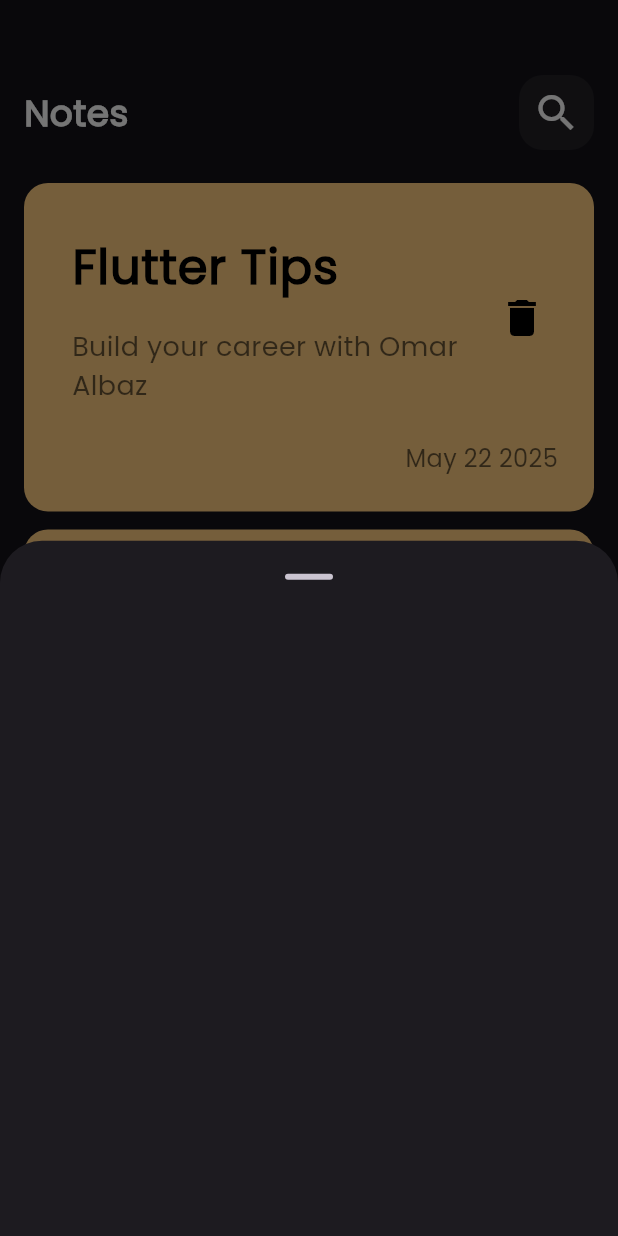
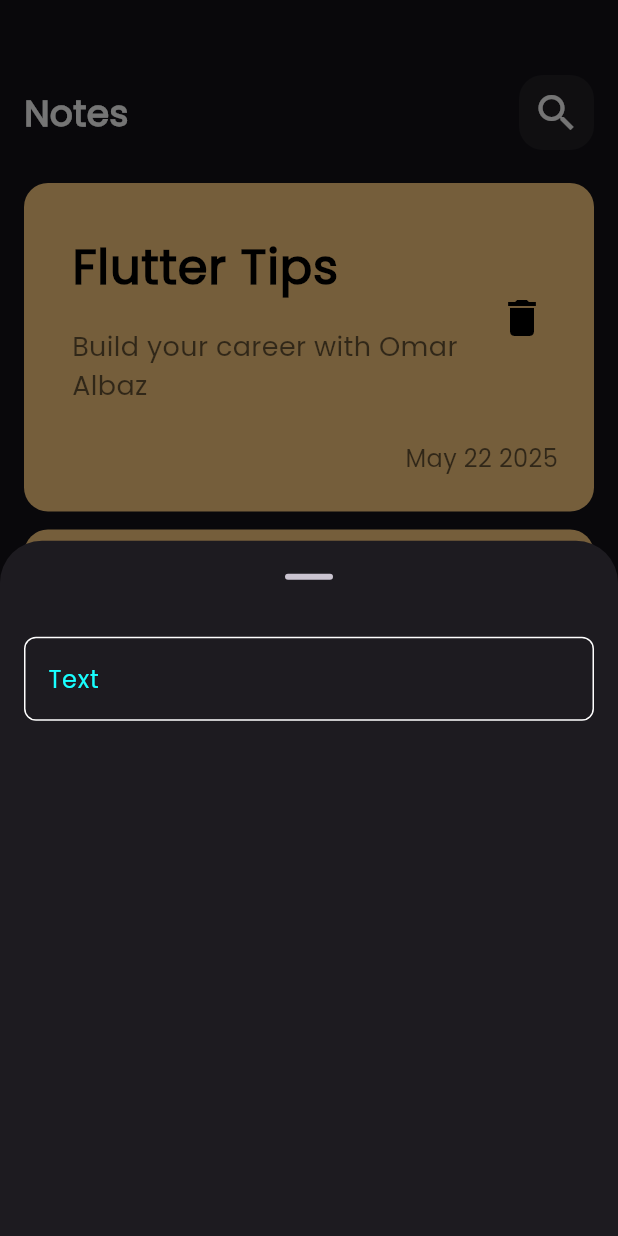
Before and after one commit to OmarAlbaz-flutter/notes_app, a Flutter app: the screen it shows after launch, after a tap on the "add" icon, on a phone screen of 412 x 824 dp. Run offline on Flutter 3.47's test engine with Material 3 defaults, Android fonts, the phone set to English and light mode, and no system bars.

Commit message:
create custom text field , added primary color

```diff
--- /dev/null
+++ b/lib/constants.dart
@@ -0,0 +1,3 @@
+import 'package:flutter/material.dart';
+
+const kPrimaryColor = Colors.cyanAccent;
--- a/lib/views/notes_view.dart
+++ b/lib/views/notes_view.dart
@@ -1,4 +1,5 @@
 import 'package:flutter/material.dart';
+import 'package:notes_app/constants.dart';
 import 'package:notes_app/widgets/note_bottom_modal_sheet.dart';
 import 'package:notes_app/widgets/notes_view_body.dart';
 
@@ -20,7 +21,7 @@ class NotesView extends StatelessWidget {
             },
           );
         },
-        backgroundColor: Colors.cyanAccent,
+        backgroundColor: kPrimaryColor,
         shape: CircleBorder(),
         child: Icon(
           Icons.add,
--- /dev/null
+++ b/lib/widgets/custom_text_form_field.dart
@@ -0,0 +1,52 @@
+import 'package:flutter/material.dart';
+import 'package:notes_app/constants.dart';
+
+class CustomTextFormField extends StatelessWidget {
+  const CustomTextFormField({
+    this.obscureText,
+    this.onChanged,
+    super.key,
+    required this.hintText,
+    this.validator,
+    this.controller,
+  });
+  final String hintText;
+  final Function(String)? onChanged;
+  final bool? obscureText;
+  final String? Function(String?)? validator;
+  final TextEditingController? controller;
+
+  @override
+  Widget build(BuildContext context) {
+    return TextFormField(
+      controller: controller,
+      validator: validator,
+      onChanged: onChanged,
+      obscureText: obscureText ?? false,
+      cursorColor: kPrimaryColor,
+      style: TextStyle(
+        color: Colors.white,
+      ),
+      decoration: InputDecoration(
+        hintText: hintText,
+        hintStyle: TextStyle(
+          color: kPrimaryColor,
+        ),
+        border: buildBorder(),
+        enabledBorder: buildBorder(),
+        focusedBorder: buildBorder(
+          kPrimaryColor,
+        ),
+      ),
+    );
+  }
+
+  OutlineInputBorder buildBorder([color]) {
+    return OutlineInputBorder(
+      borderRadius: BorderRadius.circular(8),
+      borderSide: BorderSide(
+        color: color ?? Colors.white,
+      ),
+    );
+  }
+}
--- a/lib/widgets/note_bottom_modal_sheet.dart
+++ b/lib/widgets/note_bottom_modal_sheet.dart
@@ -1,10 +1,23 @@
 import 'package:flutter/material.dart';
+import 'package:notes_app/widgets/custom_text_form_field.dart';
 
 class AddNoteBottomSheet extends StatelessWidget {
   const AddNoteBottomSheet({super.key});
 
   @override
   Widget build(BuildContext context) {
-    return Container();
+    return Padding(
+      padding: const EdgeInsets.all(16.0),
+      child: Column(
+        children: [
+          CustomTextFormField(
+            hintText: "Text",
+          ),
+          SizedBox(
+            height: 10,
+          ),
+        ],
+      ),
+    );
   }
 }
```
